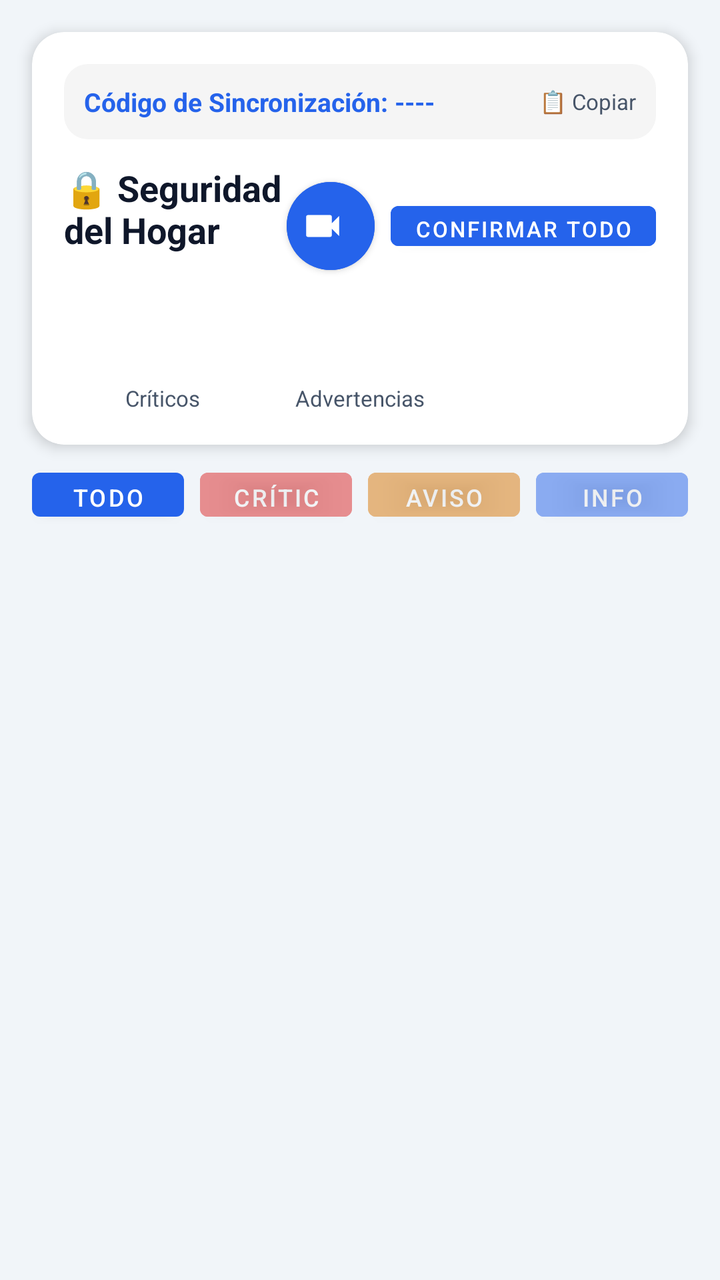
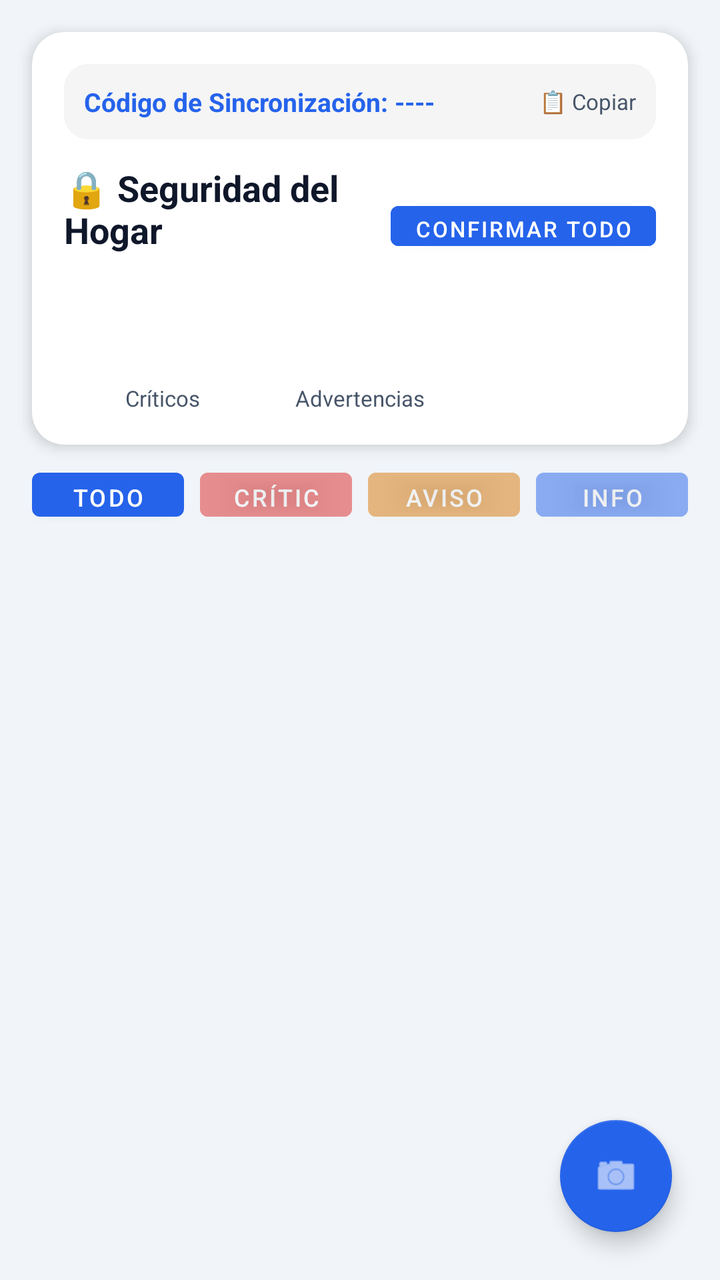

Two renders of the same Android screen: before a commit and after it. Below are the layout's source before the change and the commit's diff.
<!-- AndroidManifest.xml: application theme Theme.SmartHome -->
<!-- res/layout/fragment_security.xml -->
<?xml version="1.0" encoding="utf-8"?>
<androidx.constraintlayout.widget.ConstraintLayout xmlns:android="http://schemas.android.com/apk/res/android"
    xmlns:app="http://schemas.android.com/apk/res-auto"
    android:layout_width="match_parent"
    android:layout_height="match_parent"
    android:background="@color/background">

    <androidx.cardview.widget.CardView
        android:id="@+id/card_security_header"
        android:layout_width="match_parent"
        android:layout_height="wrap_content"
        android:layout_margin="16dp"
        app:cardCornerRadius="16dp"
        app:cardElevation="4dp"
        app:cardBackgroundColor="@color/surface"
        app:layout_constraintTop_toTopOf="parent">

        <LinearLayout android:layout_width="match_parent" android:layout_height="wrap_content"
            android:orientation="vertical" android:padding="16dp">

            
            <LinearLayout
                android:id="@+id/layout_admin_id"
                android:layout_width="match_parent"
                android:layout_height="wrap_content"
                android:orientation="horizontal"
                android:gravity="center_vertical"
                android:background="@drawable/bg_chip"
                android:backgroundTint="#f5f5f5"
                android:padding="10dp"
                android:layout_marginBottom="12dp">

                <TextView
                    android:id="@+id/tv_admin_uid_label"
                    android:layout_width="0dp"
                    android:layout_height="wrap_content"
                    android:layout_weight="1"
                    android:text="Código de Sincronización: ----"
                    android:textSize="13sp"
                    android:textStyle="bold"
                    android:textColor="@color/primary" />

                <TextView
                    android:layout_width="wrap_content"
                    android:layout_height="wrap_content"
                    android:text="📋 Copiar"
                    android:textSize="11sp"
                    android:textColor="@color/text_secondary" />
            </LinearLayout>

            <LinearLayout android:layout_width="match_parent" android:layout_height="wrap_content"
                android:orientation="horizontal" android:gravity="center_vertical">
                <LinearLayout android:layout_width="0dp" android:layout_height="wrap_content"
                    android:layout_weight="1" android:orientation="vertical">
                    <TextView android:text="🔒 Seguridad del Hogar"
                        android:textSize="18sp" android:textStyle="bold" android:textColor="@color/text_primary"
                        android:layout_width="wrap_content" android:layout_height="wrap_content" />
                    <TextView android:id="@+id/tv_security_status"
                        android:textSize="13sp" android:textColor="@color/alert_safe"
                        android:textStyle="bold"
                        android:layout_width="wrap_content" android:layout_height="wrap_content" />
                </LinearLayout>

                
                <com.google.android.material.button.MaterialButton
                    android:id="@+id/btn_scan_qr"
                    style="@style/Widget.MaterialComponents.Button.Icon"
                    android:layout_width="44dp"
                    android:layout_height="44dp"
                    android:layout_marginEnd="8dp"
                    android:padding="0dp"
                    android:insetLeft="0dp"
                    android:insetTop="0dp"
                    android:insetRight="0dp"
                    android:insetBottom="0dp"
                    app:icon="@drawable/ic_camera"
                    app:iconTint="@android:color/white"
                    app:iconSize="22dp"
                    app:iconGravity="textStart"
                    app:cornerRadius="22dp"
                    android:backgroundTint="@color/primary" />

                <Button android:id="@+id/btn_acknowledge_all"
                    android:layout_width="wrap_content" android:layout_height="32dp"
                    android:text="Confirmar Todo" android:textSize="11sp"
                    android:paddingHorizontal="12dp"
                    android:backgroundTint="@color/primary" />
            </LinearLayout>

            <LinearLayout android:layout_width="match_parent" android:layout_height="wrap_content"
                android:orientation="horizontal" android:layout_marginTop="12dp">
                <LinearLayout android:layout_width="0dp" android:layout_height="wrap_content"
                    android:layout_weight="1" android:orientation="vertical" android:gravity="center">
                    <TextView android:id="@+id/tv_critical_count" android:textSize="26sp"
                        android:textStyle="bold" android:textColor="@color/alert_critical"
                        android:layout_width="wrap_content" android:layout_height="wrap_content" />
                    <TextView android:text="Críticos" android:textSize="11sp" android:textColor="@color/text_secondary"
                        android:layout_width="wrap_content" android:layout_height="wrap_content" />
                </LinearLayout>
                <LinearLayout android:layout_width="0dp" android:layout_height="wrap_content"
                    android:layout_weight="1" android:orientation="vertical" android:gravity="center">
                    <TextView android:id="@+id/tv_warning_count" android:textSize="26sp"
                        android:textStyle="bold" android:textColor="@color/alert_warning"
                        android:layout_width="wrap_content" android:layout_height="wrap_content" />
                    <TextView android:text="Advertencias" android:textSize="11sp" android:textColor="@color/text_secondary"
                        android:layout_width="wrap_content" android:layout_height="wrap_content" />
                </LinearLayout>
                <LinearLayout android:layout_width="0dp" android:layout_height="wrap_content"
                    android:layout_weight="1" android:orientation="vertical" android:gravity="center">
                    <TextView android:id="@+id/tv_pending_count" android:textSize="16sp"
                        android:textStyle="bold" android:textColor="@color/primary"
                        android:layout_width="wrap_content" android:layout_height="wrap_content" />
                    <TextView android:id="@+id/tv_total_events" android:textSize="11sp" android:textColor="@color/text_secondary"
                        android:layout_width="wrap_content" android:layout_height="wrap_content" />
                </LinearLayout>
            </LinearLayout>
        </LinearLayout>
    </androidx.cardview.widget.CardView>

    <LinearLayout
        android:id="@+id/filters_layout"
        android:layout_width="match_parent"
        android:layout_height="wrap_content"
        android:orientation="horizontal"
        android:paddingHorizontal="16dp"
        android:layout_marginTop="8dp"
        app:layout_constraintTop_toBottomOf="@id/card_security_header">

        <Button android:id="@+id/btn_all"
            android:layout_width="0dp" android:layout_height="34dp" android:layout_weight="1"
            android:text="Todos" android:textSize="12sp" android:layout_marginEnd="4dp" />
        <Button android:id="@+id/btn_critical"
            android:layout_width="0dp" android:layout_height="34dp" android:layout_weight="1"
            android:text="Crítico" android:textSize="12sp" android:layout_marginHorizontal="4dp"
            android:backgroundTint="@color/alert_critical" android:alpha="0.5" />
        <Button android:id="@+id/btn_warning"
            android:layout_width="0dp" android:layout_height="34dp" android:layout_weight="1"
            android:text="Aviso" android:textSize="12sp" android:layout_marginHorizontal="4dp"
            android:backgroundTint="@color/alert_warning" android:alpha="0.5" />
        <Button android:id="@+id/btn_info"
            android:layout_width="0dp" android:layout_height="34dp" android:layout_weight="1"
            android:text="Info" android:textSize="12sp" android:layout_marginStart="4dp"
            android:backgroundTint="@color/alert_info" android:alpha="0.5" />
    </LinearLayout>

    <androidx.recyclerview.widget.RecyclerView
        android:id="@+id/rv_security_events"
        android:layout_width="match_parent"
        android:layout_height="0dp"
        android:layout_marginTop="8dp"
        android:paddingHorizontal="16dp"
        android:paddingBottom="16dp"
        android:clipToPadding="false"
        app:layout_constraintTop_toBottomOf="@id/filters_layout"
        app:layout_constraintBottom_toBottomOf="parent" />

</androidx.constraintlayout.widget.ConstraintLayout>
<!-- resources referenced by this layout -->
<resources>
  <color name="alert_critical">#DC2626</color>
  <color name="alert_info">#2563EB</color>
  <color name="alert_safe">#16A34A</color>
  <color name="alert_warning">#D97706</color>
  <color name="background">#F1F5F9</color>
  <color name="primary">#2563EB</color>
  <color name="surface">#FFFFFF</color>
  <color name="text_primary">#0F172A</color>
  <color name="text_secondary">#475569</color>
  <!-- drawable bg_chip (drawable) -->
  <?xml version="1.0" encoding="utf-8"?>
  <shape xmlns:android="http://schemas.android.com/apk/res/android" android:shape="rectangle">
      <corners android:radius="12dp"/>
      <solid android:color="#DBEAFE"/>
  </shape>
  <!-- drawable ic_camera (drawable) -->
  <vector xmlns:android="http://schemas.android.com/apk/res/android" android:width="24dp" android:height="24dp" android:viewportWidth="24" android:viewportHeight="24">
    <path android:fillColor="#FF000000" android:pathData="M17,10.5V7c0,-0.55 -0.45,-1 -1,-1H4c-0.55,0 -1,0.45 -1,1v10c0,0.55 0.45,1 1,1h12c0.55,0 1,-0.45 1,-1v-3.5l4,4v-11l-4,4z"/>
  </vector>
  <style name="Theme.SmartHome" parent="Theme.MaterialComponents.DayNight.NoActionBar">
          <item name="colorPrimary">@color/primary</item>
          <item name="colorPrimaryVariant">@color/primary_dark</item>
          <item name="colorOnPrimary">@android:color/white</item>
          <item name="colorSecondary">@color/accent</item>
          <item name="colorOnSecondary">@android:color/black</item>
          <item name="android:colorBackground">@color/background</item>
          <item name="android:statusBarColor">@color/background</item>
          <item name="android:windowLightStatusBar">true</item>
          <item name="android:navigationBarColor">@color/surface</item>
      </style>
  <color name="primary_dark">#1E40AF</color>
  <color name="accent">#F59E0B</color>
</resources>

<!-- the commit's change to res/layout/fragment_security.xml (unified diff, before → after) -->
@@ -60,25 +60,6 @@
                         android:textStyle="bold"
                         android:layout_width="wrap_content" android:layout_height="wrap_content" />
                 </LinearLayout>
-
-                
-                <com.google.android.material.button.MaterialButton
-                    android:id="@+id/btn_scan_qr"
-                    style="@style/Widget.MaterialComponents.Button.Icon"
-                    android:layout_width="44dp"
-                    android:layout_height="44dp"
-                    android:layout_marginEnd="8dp"
-                    android:padding="0dp"
-                    android:insetLeft="0dp"
-                    android:insetTop="0dp"
-                    android:insetRight="0dp"
-                    android:insetBottom="0dp"
-                    app:icon="@drawable/ic_camera"
-                    app:iconTint="@android:color/white"
-                    app:iconSize="22dp"
-                    app:iconGravity="textStart"
-                    app:cornerRadius="22dp"
-                    android:backgroundTint="@color/primary" />
 
                 <Button android:id="@+id/btn_acknowledge_all"
                     android:layout_width="wrap_content" android:layout_height="32dp"
@@ -154,4 +135,16 @@
         app:layout_constraintTop_toBottomOf="@id/filters_layout"
         app:layout_constraintBottom_toBottomOf="parent" />
 
+    <com.google.android.material.floatingactionbutton.FloatingActionButton
+        android:id="@+id/btn_scan_qr"
+        android:layout_width="wrap_content"
+        android:layout_height="wrap_content"
+        android:layout_margin="24dp"
+        android:src="@android:drawable/ic_menu_camera"
+        app:tint="@android:color/white"
+        app:backgroundTint="@color/primary"
+        app:layout_constraintBottom_toBottomOf="parent"
+        app:layout_constraintEnd_toEndOf="parent"
+        android:contentDescription="Escanear QR" />
+
 </androidx.constraintlayout.widget.ConstraintLayout>
<!-- resource entries referenced after the edit -->
@@ -15,10 +15,6 @@
       <corners android:radius="12dp"/>
       <solid android:color="#DBEAFE"/>
   </shape>
-  <!-- drawable ic_camera (drawable) -->
-  <vector xmlns:android="http://schemas.android.com/apk/res/android" android:width="24dp" android:height="24dp" android:viewportWidth="24" android:viewportHeight="24">
-    <path android:fillColor="#FF000000" android:pathData="M17,10.5V7c0,-0.55 -0.45,-1 -1,-1H4c-0.55,0 -1,0.45 -1,1v10c0,0.55 0.45,1 1,1h12c0.55,0 1,-0.45 1,-1v-3.5l4,4v-11l-4,4z"/>
-  </vector>
   <style name="Theme.SmartHome" parent="Theme.MaterialComponents.DayNight.NoActionBar">
           <item name="colorPrimary">@color/primary</item>
           <item name="colorPrimaryVariant">@color/primary_dark</item>
